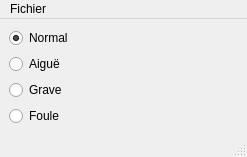
This is src/client_side/ui/ui_mainwindow.ui in Hygde/M2-SynthetiseurAudioConnecte as Qt 5 draws it before an edit. The edited form follows.
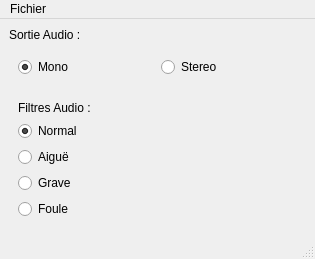
This is the edited form.

Commit message: front changes + mono and stereo added and filters don't update stream anymore

Diff of the .ui file:
```diff
--- a/src/client_side/ui/ui_mainwindow.ui
+++ b/src/client_side/ui/ui_mainwindow.ui
@@ -6,8 +6,8 @@
    <rect>
     <x>0</x>
     <y>0</y>
-    <width>247</width>
-    <height>155</height>
+    <width>315</width>
+    <height>240</height>
    </rect>
   </property>
   <property name="windowTitle">
@@ -16,6 +16,46 @@
   <widget class="QWidget" name="centralwidget">
    <layout class="QVBoxLayout" name="verticalLayout">
     <item>
+     <widget class="QLabel" name="label">
+      <property name="text">
+       <string>Sortie Audio :</string>
+      </property>
+     </widget>
+    </item>
+    <item>
+     <widget class="QWidget" name="horizontalWidget" native="true">
+      <layout class="QHBoxLayout" name="horizontalLayout_2">
+       <item>
+        <widget class="QRadioButton" name="RadioMono">
+         <property name="text">
+          <string>Mono</string>
+         </property>
+         <property name="checked">
+          <bool>true</bool>
+         </property>
+        </widget>
+       </item>
+       <item>
+        <widget class="QRadioButton" name="RadioStereo">
+         <property name="text">
+          <string>Stereo</string>
+         </property>
+        </widget>
+       </item>
+      </layout>
+     </widget>
+    </item>
+    <item>
+     <widget class="QWidget" name="verticalWidget" native="true">
+      <layout class="QVBoxLayout" name="verticalLayout_5">
+       <item>
+        <widget class="QLabel" name="label_2">
+         <property name="text">
+          <string>Filtres Audio :</string>
+         </property>
+        </widget>
+       </item>
+       <item>
      <widget class="QRadioButton" name="RadioNormal">
       <property name="text">
        <string>Normal</string>
@@ -48,13 +88,16 @@
     </item>
    </layout>
   </widget>
+    </item>
+   </layout>
+  </widget>
   <widget class="QMenuBar" name="menubar">
    <property name="geometry">
     <rect>
      <x>0</x>
      <y>0</y>
-     <width>247</width>
-     <height>22</height>
+     <width>315</width>
+     <height>21</height>
     </rect>
    </property>
    <widget class="QMenu" name="menuFichier">
```
Left out of the diff: 29 changed lines with no effect on the pictures. Lines whose indentation alone changed are shown as unchanged. The commit also changes 5 other files.
